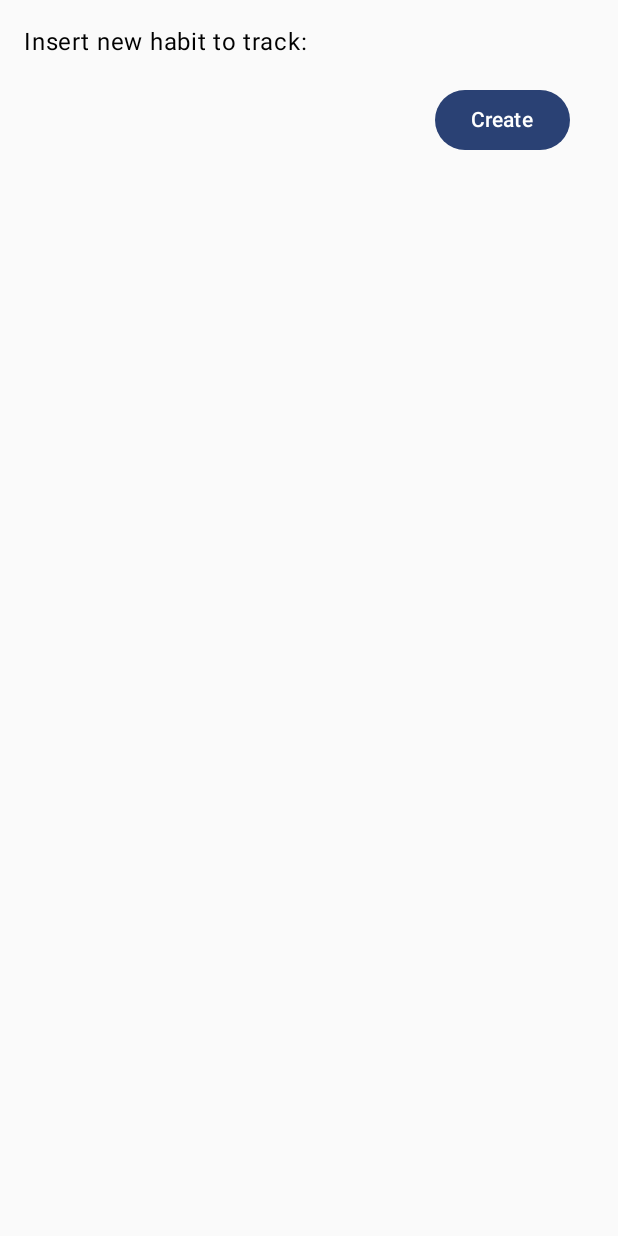
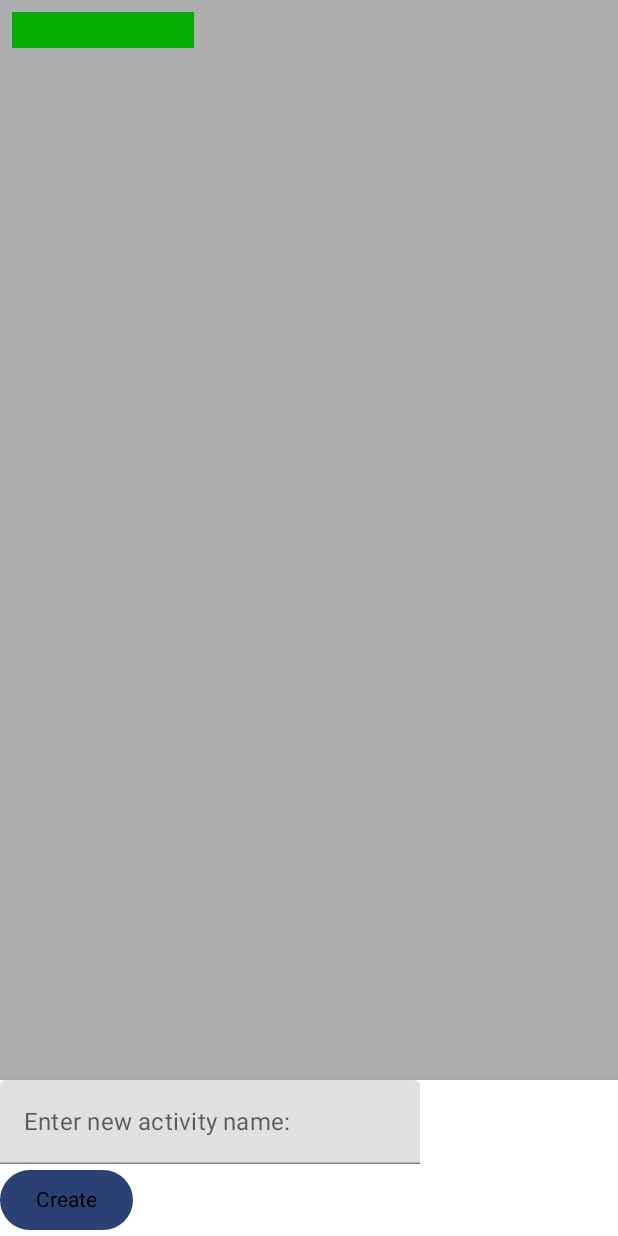
Before and after one commit to mikekorel/minimal-time-tracker, an Android app built with Jetpack Compose: the screen it shows after launch (MainActivity), after a tap on "Create", on a phone screen of 412 x 824 dp. Run offline under Robolectric (Android 15) with nearby library versions, the phone set to English and light mode, and no system bars; our stand-ins replace Dagger/Hilt's generated code; 1 other tap on this screen came first.

Commit message:
Home & add activities base functionality

```diff
--- /dev/null
+++ b/app/src/main/java/com/mikekorel/timetracker/home/AddActivityBottomSheet.kt
@@ -0,0 +1,68 @@
+package com.mikekorel.timetracker.home
+
+import androidx.compose.foundation.layout.Column
+import androidx.compose.foundation.layout.ColumnScope
+import androidx.compose.material.ExperimentalMaterialApi
+import androidx.compose.material.ModalBottomSheetLayout
+import androidx.compose.material.ModalBottomSheetState
+import androidx.compose.material.Text
+import androidx.compose.material.TextField
+import androidx.compose.material3.Button
+import androidx.compose.runtime.Composable
+import androidx.compose.ui.res.stringResource
+import androidx.compose.ui.tooling.preview.Preview
+import com.mikekorel.timetracker.R
+import com.mikekorel.timetracker.home.HomeScreenContract.*
+import com.mikekorel.timetracker.models.UserActivity
+
+@OptIn(ExperimentalMaterialApi::class)
+@Composable
+fun AddActivityBottomSheet(
+    data: SheetData,
+    state: ModalBottomSheetState,
+    onEvent: (Event) -> Unit,
+) {
+    ModalBottomSheetLayout(
+        sheetContent = {
+            SheetContent(state = data, onEvent = onEvent)
+        },
+        content = { },
+        sheetState = state
+    )
+}
+
+@Composable
+fun ColumnScope.SheetContent(
+    state: SheetData,
+    onEvent: (Event) -> Unit,
+) {
+    TextField(
+        value = state.newActivity.name,
+        onValueChange = {
+            onEvent(Event.OnActivityNameChange(it))
+        },
+        placeholder = {
+            Text(text = stringResource(R.string.enter_new_activity_name))
+        }
+    )
+    Button(
+        onClick = { onEvent(Event.OnClickCreate) }
+    ) {
+        Text(text = stringResource(R.string.create), maxLines = 1)
+    }
+}
+
+@Preview(showSystemUi = true)
+@Composable
+fun SheetPreview() {
+    val state = SheetData(
+        UserActivity("Mike")
+    )
+    Column {
+        SheetContent(state = state, onEvent = { })
+    }
+}
+
+data class SheetData(
+    val newActivity: UserActivity = UserActivity()
+)
--- a/app/src/main/java/com/mikekorel/timetracker/home/HomeScreen.kt
+++ b/app/src/main/java/com/mikekorel/timetracker/home/HomeScreen.kt
@@ -1,22 +1,30 @@
 package com.mikekorel.timetracker.home
 
+import androidx.activity.compose.BackHandler
+import androidx.compose.foundation.background
 import androidx.compose.foundation.layout.Box
-import androidx.compose.foundation.layout.Column
-import androidx.compose.foundation.layout.IntrinsicSize
-import androidx.compose.foundation.layout.Row
+import androidx.compose.foundation.layout.fillMaxSize
 import androidx.compose.foundation.layout.padding
-import androidx.compose.foundation.layout.width
-import androidx.compose.foundation.text.BasicTextField
+import androidx.compose.foundation.lazy.grid.GridCells
+import androidx.compose.foundation.lazy.grid.LazyVerticalGrid
+import androidx.compose.foundation.lazy.grid.items
+import androidx.compose.material.ExperimentalMaterialApi
+import androidx.compose.material.ModalBottomSheetValue
+import androidx.compose.material.rememberModalBottomSheetState
 import androidx.compose.material3.Button
 import androidx.compose.material3.Text
 import androidx.compose.runtime.Composable
+import androidx.compose.runtime.LaunchedEffect
 import androidx.compose.runtime.collectAsState
-import androidx.compose.runtime.getValue
-import androidx.compose.runtime.mutableStateOf
 import androidx.compose.runtime.remember
-import androidx.compose.runtime.setValue
+import androidx.compose.runtime.rememberCoroutineScope
+import androidx.compose.runtime.snapshotFlow
 import androidx.compose.ui.Alignment
+import androidx.compose.ui.ExperimentalComposeUiApi
 import androidx.compose.ui.Modifier
+import androidx.compose.ui.focus.FocusRequester
+import androidx.compose.ui.graphics.Color
+import androidx.compose.ui.platform.LocalSoftwareKeyboardController
 import androidx.compose.ui.tooling.preview.Preview
 import androidx.compose.ui.unit.dp
 import androidx.hilt.navigation.compose.hiltViewModel
@@ -24,22 +32,42 @@ import com.mikekorel.timetracker.common.collectAsEffect
 import com.mikekorel.timetracker.home.HomeScreenContract.Event
 import com.mikekorel.timetracker.home.HomeScreenContract.State
 import com.mikekorel.timetracker.ui.theme.TimeTrackerTheme
+import kotlinx.coroutines.launch
 
+@OptIn(ExperimentalMaterialApi::class, ExperimentalComposeUiApi::class)
 @Composable
 fun HomeScreen(
     viewModel: HomeViewModel = hiltViewModel(),
 ) {
     val state = viewModel.state().collectAsState()
+    val coroutineScope = rememberCoroutineScope()
+    val bsState = rememberModalBottomSheetState(initialValue = ModalBottomSheetValue.Hidden)
+
+    // override back behavior only if bottom sheet is visible
+    BackHandler(bsState.isVisible) {
+        viewModel.onEvent(Event.OnBackPressedWhenSheetVisible)
+    }
+
     viewModel.effect().collectAsEffect { effect ->
-//        when (effect) {
-//
-//        }
+        when (effect) {
+            is State.Effect.ShowOrHideSheet -> {
+                coroutineScope.launch {
+                    if (effect.show) {
+                        bsState.show()
+                    } else {
+                        bsState.hide()
+                    }
+                }
+            }
+        }
     }
 
     HomeScreenContent(
         currState = state.value,
         onEvent = viewModel::onEvent
     )
+
+    AddActivityBottomSheet(data = state.value.sheetData, onEvent = viewModel::onEvent, state = bsState)
 }
 
 @Composable
@@ -47,33 +75,33 @@ fun HomeScreenContent(
     currState: State,
     onEvent: (Event) -> Unit,
 ) {
-    Box {
-        Column(
-            modifier = Modifier
-                .padding(all = 16.dp)
+    Box(
+        Modifier.fillMaxSize()
+            .background(Color.White)
+    ) {
+        LazyVerticalGrid(
+            columns = GridCells.Adaptive(minSize = 128.dp),
+            modifier = Modifier.align(Alignment.TopStart),
+
         ) {
-            Text(text = "Insert new habit to track:")
-            Row(
-                modifier = Modifier
-                    .padding(16.dp),
-                verticalAlignment = Alignment.CenterVertically
-            ) {
-                BasicTextField(
-                    value = currState.name,
-                    onValueChange = {
-                        onEvent(Event.OnNameChange(it))
-                    },
-                    modifier = Modifier
-                        .padding(end = 8.dp)
-                        .width(IntrinsicSize.Min)
-                        .weight(1f)
+            items(currState.activities) { activity ->
+                Text(
+                    text = activity.name,
+                    modifier = Modifier.padding(8.dp)
+                        .background(Color.Green)
                 )
-                Button(onClick = { }) {
-                    Text(text = "Create", maxLines = 1)
-                }
             }
         }
+
+        Button(
+            onClick = { onEvent(Event.OnAddClicked)},
+            modifier = Modifier.align(Alignment.BottomEnd)
+                .padding(4.dp)
+        ) {
+            Text("ADD")
+        }
     }
+
 }
 
 @Preview(showBackground = true, showSystemUi = true)
--- a/app/src/main/java/com/mikekorel/timetracker/home/HomeScreenContract.kt
+++ b/app/src/main/java/com/mikekorel/timetracker/home/HomeScreenContract.kt
@@ -3,22 +3,30 @@ package com.mikekorel.timetracker.home
 import com.mikekorel.timetracker.core.UiEffect
 import com.mikekorel.timetracker.core.UiEvent
 import com.mikekorel.timetracker.core.UiState
+import com.mikekorel.timetracker.models.UserActivity
 
 interface HomeScreenContract {
 
     sealed interface Event: UiEvent {
         data class OnNameChange(val newName: String): Event
+        data class OnActivityNameChange(val newActName: String): Event
+        object OnClickCreate: Event
+        object OnBackPressedWhenSheetVisible: Event
+        object OnAddClicked : Event
     }
 
     data class State(
         val name: String = "",
+        val activities: List<UserActivity> = listOf(),
+
+        val sheetData: SheetData = SheetData(),
 
         override var isLoading: Boolean = false,
         override var hasError: Boolean = false,
     ): UiState {
 
-        sealed interface Effect: UiEffect {
-
+        sealed interface Effect : UiEffect {
+            data class ShowOrHideSheet(val show: Boolean) : Effect
         }
     }
 }
--- a/app/src/main/java/com/mikekorel/timetracker/home/HomeViewModel.kt
+++ b/app/src/main/java/com/mikekorel/timetracker/home/HomeViewModel.kt
@@ -4,6 +4,7 @@ import com.mikekorel.timetracker.core.CoreViewModel
 import com.mikekorel.timetracker.home.HomeScreenContract.Event
 import com.mikekorel.timetracker.home.HomeScreenContract.State
 import com.mikekorel.timetracker.home.HomeScreenContract.State.Effect
+import com.mikekorel.timetracker.models.UserActivity
 import dagger.hilt.android.lifecycle.HiltViewModel
 import javax.inject.Inject
 
@@ -16,6 +17,30 @@ class HomeViewModel @Inject constructor() : CoreViewModel<Event, State, Effect>(
                     name = event.newName
                 ) }
             }
+
+            is Event.OnActivityNameChange -> {
+                setState { copy(
+                    sheetData = sheetData.copy(newActivity = UserActivity(event.newActName))
+                ) }
+            }
+
+            Event.OnClickCreate -> {
+                setState { copy(
+                    activities = activities.plus(sheetData.newActivity)
+                ) }
+            }
+
+            Event.OnBackPressedWhenSheetVisible -> {
+                setEffect {
+                    Effect.ShowOrHideSheet(false)
+                }
+            }
+
+            Event.OnAddClicked -> {
+                setEffect {
+                    Effect.ShowOrHideSheet(true)
+                }
+            }
         }
     }
 }
--- /dev/null
+++ b/app/src/main/java/com/mikekorel/timetracker/models/UserActivity.kt
@@ -0,0 +1,5 @@
+package com.mikekorel.timetracker.models
+
+data class UserActivity(
+    val name: String = ""
+)
--- a/app/src/main/res/values/strings.xml
+++ b/app/src/main/res/values/strings.xml
@@ -1,3 +1,5 @@
 <resources>
     <string name="app_name">Time Tracker</string>
+    <string name="enter_new_activity_name">Enter new activity name:</string>
+    <string name="create">Create</string>
 </resources>
```
Also changed, not shown: app/build.gradle.kts (+5 -3 lines).
